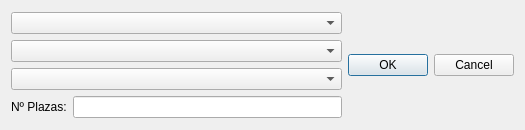
Old version of the form source/dialogpeticiones.ui in the repository hugo19941994/ViajeFacil.
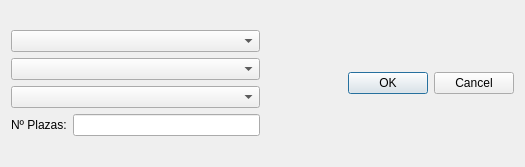
New version of the form.

The edit to the form file:
```diff
--- a/source/dialogpeticiones.ui
+++ b/source/dialogpeticiones.ui
@@ -7,7 +7,7 @@
     <x>0</x>
     <y>0</y>
     <width>525</width>
-    <height>130</height>
+    <height>167</height>
    </rect>
   </property>
   <property name="windowTitle">
@@ -55,23 +55,12 @@
       </layout>
      </item>
      <item>
-      <widget class="QPushButton" name="pushButton_2">
-       <property name="text">
-        <string>OK</string>
+      <widget class="QDialogButtonBox" name="buttonBox">
+       <property name="standardButtons">
+        <set>QDialogButtonBox::Cancel|QDialogButtonBox::Ok</set>
        </property>
       </widget>
      </item>
-     <item>
-      <layout class="QHBoxLayout" name="horizontalLayout_5">
-       <item>
-        <widget class="QPushButton" name="pushButton">
-         <property name="text">
-          <string>Cancel</string>
-         </property>
-        </widget>
-       </item>
-      </layout>
-     </item>
     </layout>
    </item>
   </layout>
```
Left out of the diff: 19 changed lines with no effect on the pictures.
